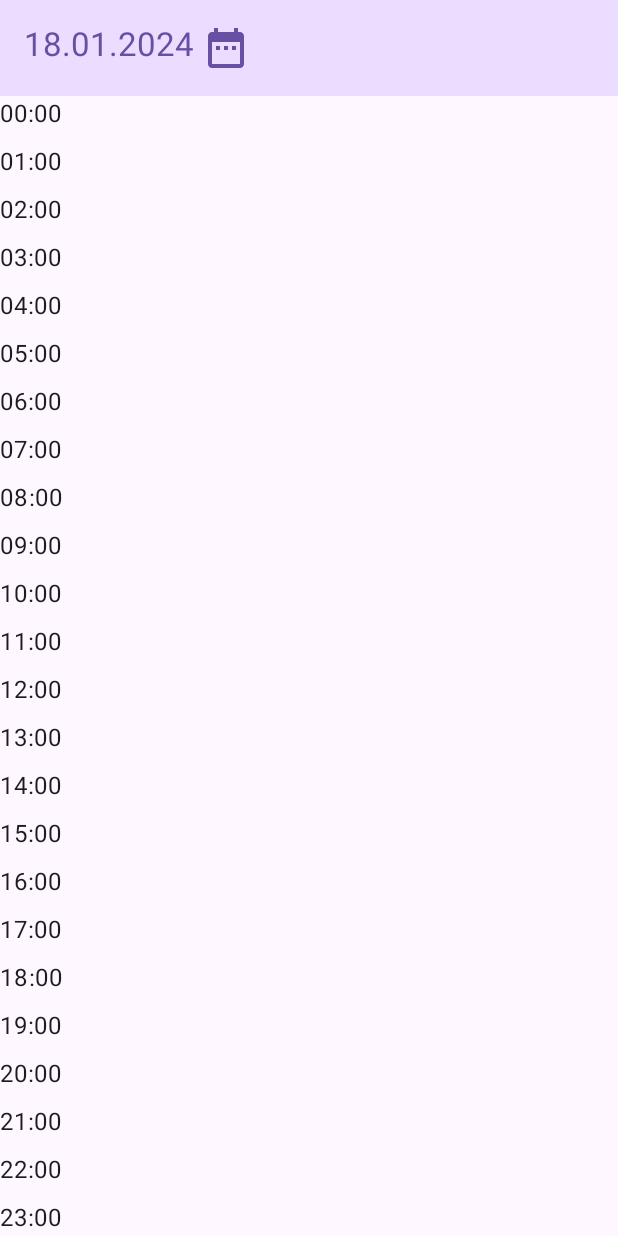
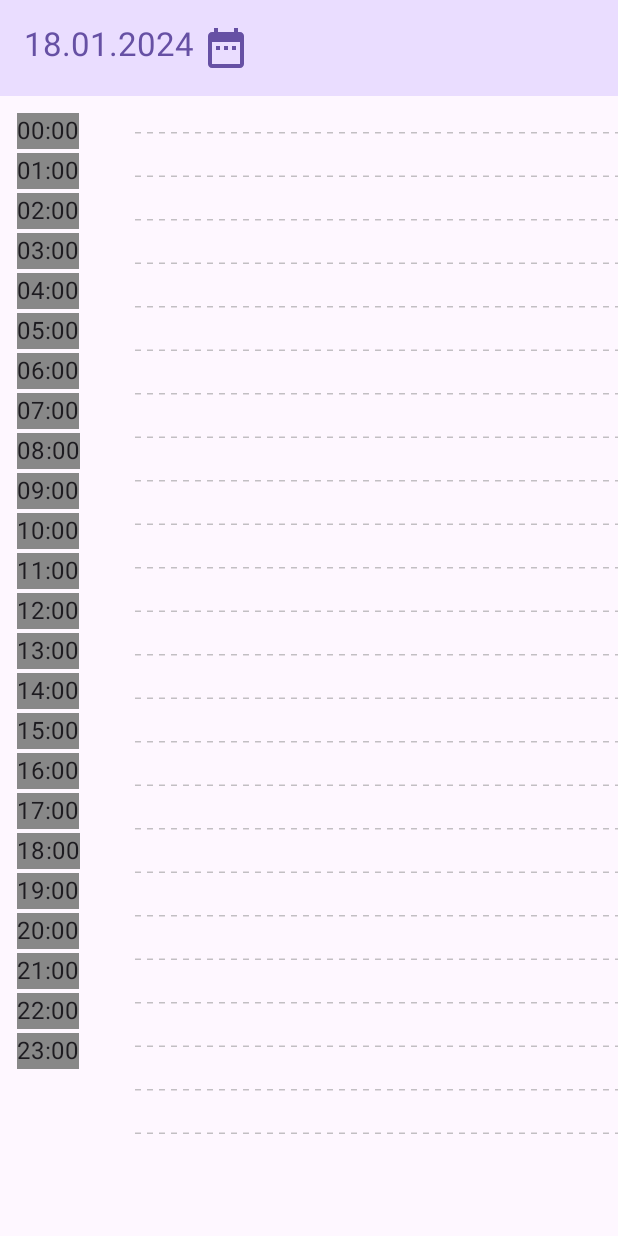
Before and after one commit to sitegit/ToDoList, an Android app built with Jetpack Compose: the screen it shows after launch (MainActivity), on a phone screen of 412 x 824 dp. Run offline under Robolectric (Android 15) with nearby library versions, the phone set to English and light mode, and no system bars; our stand-ins replace Room's generated code; 9 statements that could not run were skipped.

```diff
--- a/app/build.gradle.kts
+++ b/app/build.gradle.kts
@@ -55,6 +55,7 @@ dependencies {
 
     //Room
     implementation("androidx.room:room-runtime:2.6.1")
+    implementation("androidx.room:room-common:2.6.1")
     ksp("androidx.room:room-compiler:2.6.1")
     implementation("androidx.room:room-ktx:2.6.1")
 
--- a/app/src/main/java/com/example/todolist/data/local/database/ToDoDao.kt
+++ b/app/src/main/java/com/example/todolist/data/local/database/ToDoDao.kt
@@ -4,15 +4,14 @@ import androidx.room.Dao
 import androidx.room.Insert
 import androidx.room.OnConflictStrategy
 import androidx.room.Query
-import com.example.todolist.data.local.model.Task
+import com.example.todolist.data.local.model.ToDoDb
 import kotlinx.coroutines.flow.Flow
 
 @Dao
 interface ToDoDao {
-
-    @Query("SELECT * FROM to_do_list WHERE start_time=:dayStart")
-    fun getTasksForDay(dayStart: Long): Flow<List<Task>>
+    @Query("SELECT * FROM to_do_list WHERE start_time >= :dayStart AND finish_time <= :dayEnd")
+    fun getTasksForDay(dayStart: Long, dayEnd: Long): Flow<List<ToDoDb>>
 
     @Insert(onConflict = OnConflictStrategy.REPLACE)
-    suspend fun insertTask(task: Task)
+    suspend fun insertTask(task: ToDoDb)
 }
--- a/app/src/main/java/com/example/todolist/data/local/database/ToDoDatabase.kt
+++ b/app/src/main/java/com/example/todolist/data/local/database/ToDoDatabase.kt
@@ -4,9 +4,9 @@ import android.content.Context
 import androidx.room.Database
 import androidx.room.Room
 import androidx.room.RoomDatabase
-import com.example.todolist.data.local.model.Task
+import com.example.todolist.data.local.model.ToDoDb
 
-@Database(entities = [Task::class], version = 1, exportSchema = false)
+@Database(entities = [ToDoDb::class], version = 1, exportSchema = false)
 abstract class ToDoDatabase : RoomDatabase() {
 
     abstract fun toDoDao(): ToDoDao
--- a/app/src/main/java/com/example/todolist/data/local/model/Task.kt
+++ b/app/src/main/java/com/example/todolist/data/local/model/ToDoDb.kt
@@ -1,39 +1,36 @@
 package com.example.todolist.data.local.model
 
+import android.os.Parcelable
 import androidx.room.ColumnInfo
 import androidx.room.Entity
 import androidx.room.PrimaryKey
+import kotlinx.parcelize.Parcelize
 import java.util.Calendar
 import java.util.Date
 
+@Parcelize
 @Entity(tableName = "to_do_list")
-data class Task(
+data class ToDoDb(
     @PrimaryKey val id: Int,
-    @ColumnInfo(name = "start_time") var dateStart: Long,
-    @ColumnInfo(name = "finish_time") var dateFinish: Long,
+    @ColumnInfo(name = "start_time") val dateStart: Long,
+    @ColumnInfo(name = "finish_time") val dateFinish: Long,
     @ColumnInfo(name = "name") val name: String,
     @ColumnInfo(name = "description") val description: String
-) {
+) : Parcelable {
 
     val startDate: Calendar
         get() {
             return Calendar.getInstance().apply {
-                time = Date(this@Task.dateStart)
+                time = Date(this@ToDoDb.dateStart)
             }
         }
 
     val finishDate: Calendar
         get() {
             return Calendar.getInstance().apply {
-                time = Date(this@Task.dateFinish)
+                time = Date(this@ToDoDb.dateFinish)
             }
         }
-
-    fun setCurrentTime() {
-        val currentTime = System.currentTimeMillis()
-        this.dateStart = currentTime
-        this.dateFinish = currentTime
-    }
 
     /*private fun getFormattedDate(timeInMillis: Long): String {
         val formatter = SimpleDateFormat("dd.MM.yyyy HH:mm", Locale.getDefault())
--- a/app/src/main/java/com/example/todolist/data/local/repository/ToDoRepository.kt
+++ b/app/src/main/java/com/example/todolist/data/local/repository/ToDoRepository.kt
@@ -1,11 +1,11 @@
 package com.example.todolist.data.local.repository
 
-import com.example.todolist.data.local.model.Task
+import com.example.todolist.data.local.model.ToDoDb
 import kotlinx.coroutines.flow.Flow
 
 interface ToDoRepository {
 
-    fun getTasksForDay(dayStart: Long): Flow<List<Task>>
+    fun getTasksForDay(dayStart: Long, dayEnd: Long): Flow<List<ToDoDb>>
 
-    suspend fun addTask(task: Task)
+    suspend fun addTask(task: ToDoDb)
 }
--- a/app/src/main/java/com/example/todolist/data/local/repository/ToDoRepositoryImpl.kt
+++ b/app/src/main/java/com/example/todolist/data/local/repository/ToDoRepositoryImpl.kt
@@ -2,7 +2,7 @@ package com.example.todolist.data.local.repository
 
 import android.content.Context
 import com.example.todolist.data.local.database.ToDoDatabase
-import com.example.todolist.data.local.model.Task
+import com.example.todolist.data.local.model.ToDoDb
 import kotlinx.coroutines.flow.Flow
 
 class ToDoRepositoryImpl(private val context: Context) : ToDoRepository {
@@ -10,10 +10,10 @@ class ToDoRepositoryImpl(private val context: Context) : ToDoRepository {
     private val database = ToDoDatabase.getInstance(context)
     private val toDoDao = database.toDoDao()
 
-    override fun getTasksForDay(dayStart: Long): Flow<List<Task>> = toDoDao
-        .getTasksForDay(dayStart)
+    override fun getTasksForDay(dayStart: Long, dayEnd: Long): Flow<List<ToDoDb>> = toDoDao
+        .getTasksForDay(dayStart, dayEnd)
 
-    override suspend fun addTask(task: Task) {
+    override suspend fun addTask(task: ToDoDb) {
         toDoDao.insertTask(task)
     }
 }
--- a/app/src/main/java/com/example/todolist/presentation/MainActivity.kt
+++ b/app/src/main/java/com/example/todolist/presentation/MainActivity.kt
@@ -5,17 +5,14 @@ import android.os.Bundle
 import android.util.Log
 import androidx.activity.ComponentActivity
 import androidx.activity.compose.setContent
-import com.example.todolist.data.local.model.Task
+import com.example.todolist.data.local.model.ToDoDb
 import com.example.todolist.data.local.repository.ToDoRepositoryImpl
 import com.example.todolist.presentation.task.TaskListScreen
 import com.example.todolist.presentation.ui.theme.ToDoListTheme
 import kotlinx.coroutines.DelicateCoroutinesApi
 import kotlinx.coroutines.GlobalScope
 import kotlinx.coroutines.launch
-import java.text.SimpleDateFormat
 import java.util.Calendar
-import java.util.Date
-import java.util.Locale
 
 class MainActivity : ComponentActivity() {
     @SuppressLint("CoroutineCreationDuringComposition")
@@ -25,21 +22,25 @@ class MainActivity : ComponentActivity() {
 
         val repository = ToDoRepositoryImpl(this)
 
+        val timestamp = 1705536000000L // Ваше значение в миллисекундах
+        val startOfDay = getStartOfDay(timestamp)
+        val endOfDay = getEndOfDay(timestamp)
+
         /*GlobalScope.launch {
             repository.addTask(
-                Task(
-                    id = 2,
-                    dateStart = 147600000,
-                    dateFinish = System.currentTimeMillis(),
-                    name = "ToDoD",
-                    description = "ToDoD"
+                ToDoDb(
+                    id = 6,
+                    dateStart = 1705527660000,
+                    dateFinish = 1705530189999,
+                    name = "Tuest",
+                    description = "Tuest"
                 )
             )
         }*/
 
-        val listToDo = repository.getTasksForDay(147600000)
+        val listToDo = repository.getTasksForDay(startOfDay, endOfDay)
 
-        GlobalScope.launch {
+       GlobalScope.launch {
             listToDo.collect {
                 val newList = it.map { task ->
                     val startDate = getFormattedDate(task.startDate) + "\n" + getFormattedTime(task.startDate)
@@ -71,4 +72,28 @@ class MainActivity : ComponentActivity() {
         val hour = calendar.get(Calendar.HOUR_OF_DAY)
         return String.format("%02d:00", hour)
     }
+
+    private fun getStartOfDay(timestamp: Long): Long {
+        val calendar = Calendar.getInstance().apply {
+            timeInMillis = timestamp
+            set(Calendar.HOUR_OF_DAY, 0)
+            set(Calendar.MINUTE, 0)
+            set(Calendar.SECOND, 0)
+            set(Calendar.MILLISECOND, 0)
+        }
+        return calendar.timeInMillis
+    }
+
+    private fun getEndOfDay(timestamp: Long): Long {
+        val calendar = Calendar.getInstance().apply {
+            timeInMillis = timestamp
+            set(Calendar.HOUR_OF_DAY, 0)
+            set(Calendar.MINUTE, 0)
+            set(Calendar.SECOND, 0)
+            set(Calendar.MILLISECOND, 0)
+            add(Calendar.DAY_OF_MONTH, 1)
+            add(Calendar.MILLISECOND, -1)
+        }
+        return calendar.timeInMillis
+    }
 }
--- a/app/src/main/java/com/example/todolist/presentation/task/TaskListScreen.kt
+++ b/app/src/main/java/com/example/todolist/presentation/task/TaskListScreen.kt
@@ -1,12 +1,16 @@
 package com.example.todolist.presentation.task
 
 import android.util.Log
+import androidx.compose.foundation.Canvas
+import androidx.compose.foundation.background
 import androidx.compose.foundation.clickable
 import androidx.compose.foundation.layout.Arrangement
+import androidx.compose.foundation.layout.Box
 import androidx.compose.foundation.layout.PaddingValues
 import androidx.compose.foundation.layout.Row
 import androidx.compose.foundation.layout.Spacer
 import androidx.compose.foundation.layout.fillMaxSize
+import androidx.compose.foundation.layout.height
 import androidx.compose.foundation.layout.padding
 import androidx.compose.foundation.layout.size
 import androidx.compose.foundation.layout.width
@@ -31,6 +35,10 @@ import androidx.compose.runtime.mutableLongStateOf
 import androidx.compose.runtime.mutableStateOf
 import androidx.compose.runtime.remember
 import androidx.compose.ui.Modifier
+import androidx.compose.ui.geometry.Offset
+import androidx.compose.ui.graphics.Color
+import androidx.compose.ui.graphics.PathEffect
+import androidx.compose.ui.text.style.TextAlign
 import androidx.compose.ui.unit.dp
 import androidx.compose.ui.unit.sp
 import java.text.SimpleDateFormat
@@ -51,7 +59,7 @@ fun TaskListScreen() {
                     titleContentColor = MaterialTheme.colorScheme.primary,
                 ),
                 title = {
-                    Log.i("MyTag", selectedDate.longValue.toString())
+                    Log.i("MyTag", System.currentTimeMillis().toString())
                     AppBarContent(selectedDate, showDialog)
                 }
             )
@@ -61,6 +69,7 @@ fun TaskListScreen() {
             DialogDatePicker(selectedDate, showDialog)
         }
         ScrollContent(innerPadding)
+
     }
 }
 
@@ -127,19 +136,56 @@ private fun AppBarContent(selectedDate: MutableState<Long>, showDialog: MutableS
 @Composable
 private fun ScrollContent(innerPadding: PaddingValues) {
     val range = 0..23
+    val lineHeight = 29.dp // Высота каждого элемента в LazyColumn
+    val textHeight = 27.dp // Примерная высота текста
 
-    LazyColumn(
+    Box(
         modifier = Modifier
-            .fillMaxSize(),
-        contentPadding = innerPadding,
-        verticalArrangement = Arrangement.spacedBy(8.dp)
+            .padding(top = 10.dp, bottom = 10.dp, start = 10.dp)
+            .fillMaxSize()
     ) {
-        items(range.count()) { index ->
-            val hour = String.format("%02d:00", index)
-            Text(text = hour)
+        LazyColumn(
+            modifier = Modifier.fillMaxSize(),
+            contentPadding = innerPadding
+        ) {
+            items(range.count()) { index ->
+                val hour = String.format("%02d:00", index)
+                Text(
+                    text = hour,
+                    modifier = Modifier.padding(1.dp).background(Color.Gray)
+                )
+            }
+        }
+
+        Canvas(modifier = Modifier.fillMaxSize()) {
+            val itemHeightPx = lineHeight.toPx()
+            val textHeightPx = textHeight.toPx()
+            // Рассчитываем центр текста относительно его контейнера
+            val centerOfText = (itemHeightPx - textHeightPx) / 2 + textHeightPx / 2
+
+            for (i in range) {
+                // Смещаем линию так, чтобы она была по центру текста
+                val y = i * itemHeightPx + centerOfText + innerPadding.calculateTopPadding().toPx()
+                drawLine(
+                    color = Color.Gray.copy(alpha = 0.5f),
+                    start = Offset(120f, y),
+                    end = Offset(size.width, y),
+                    strokeWidth = 1.dp.toPx(),
+                    pathEffect = PathEffect.dashPathEffect(
+                        intervals = floatArrayOf(
+                            4.dp.toPx(),
+                            4.dp.toPx()
+                        ),
+                        phase = 0f
+                    )
+                )
+            }
         }
     }
 }
+
+
+
 
 private fun getFormattedDate(timeMillis: Long): String {
     val formatter = SimpleDateFormat("dd.MM.yyyy", Locale.getDefault())
```
